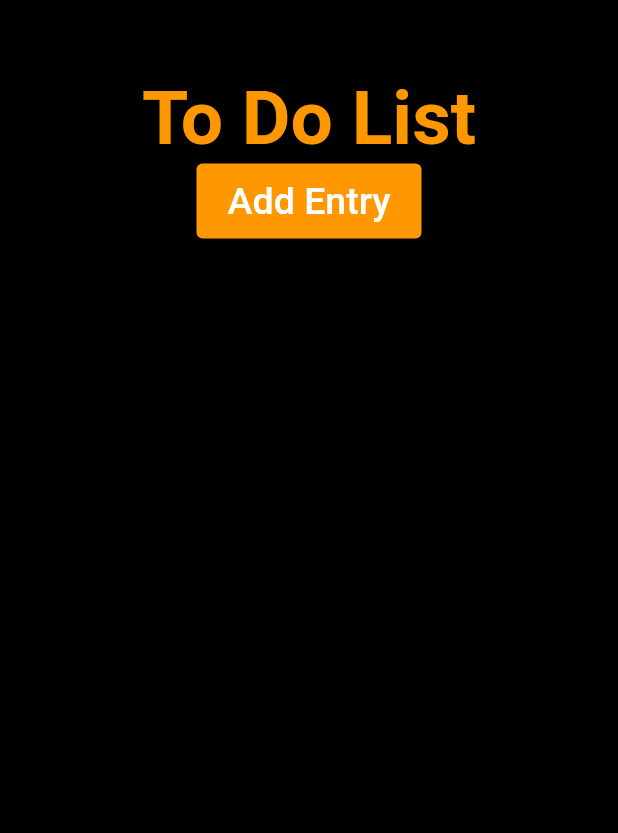
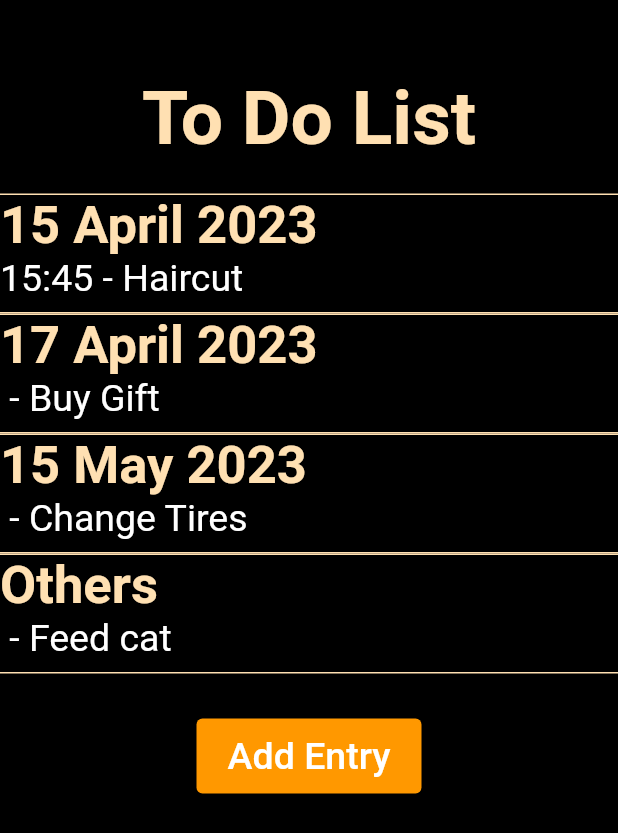
Before and after one commit to CristianTataru/to_do, a Flutter app: the screen it shows after launch, on a phone screen of 412 x 824 dp. Shown: the top 833 px of the screen. Run offline on Flutter 3.47's test engine with Material 2 defaults, Android fonts, the phone set to English and light mode, and no system bars.

Commit message:
CRIS-23: Show entries on HomePage (#5)

```diff
--- a/lib/add_entry_page.dart
+++ b/lib/add_entry_page.dart
@@ -116,7 +116,7 @@ class _AddEntryPageState extends State<AddEntryPage> {
               Row(
                 children: [
                   const Text(
-                    "Day",
+                    "Day:",
                     style: TextStyle(color: Colors.orange, fontSize: 30),
                   ),
                   const SizedBox(
--- a/lib/home_page.dart
+++ b/lib/home_page.dart
@@ -1,5 +1,7 @@
 import 'package:flutter/material.dart';
+import 'package:intl/intl.dart';
 import 'package:to_do_list/add_entry_page.dart';
+import 'package:to_do_list/model/entry.dart';
 
 class HomePage extends StatefulWidget {
   const HomePage({super.key});
@@ -9,6 +11,17 @@ class HomePage extends StatefulWidget {
 }
 
 class _HomePageState extends State<HomePage> {
+  final List<Entry> listWithDate = [
+    Entry("Haircut", DateTime.tryParse("2023-04-15 15:45"), true),
+    Entry('Buy Gift', DateTime.tryParse("2023-04-17"), false),
+    Entry("Change Tires", DateTime.tryParse("2023-05-15 15:45"), false),
+  ];
+  final List<Entry> listWithoutDate = [
+    Entry("Feed cat", null, false),
+    Entry('Clean house', null, false),
+    Entry("Fix sink", null, false),
+  ];
+
   @override
   Widget build(BuildContext context) {
     return Scaffold(
@@ -20,13 +33,56 @@ class _HomePageState extends State<HomePage> {
               const SizedBox(
                 height: 50,
               ),
-              const Text(
+              Text(
                 "To Do List",
                 style: TextStyle(
                   fontSize: 50,
                   fontWeight: FontWeight.bold,
-                  color: Colors.orange,
+                  color: Colors.orange[100],
                 ),
+              ),
+              const SizedBox(
+                height: 20,
+              ),
+              Column(
+                children: listWithDate.map((e) => EntryWidget(e)).toList(),
+              ),
+              Column(
+                children: [
+                  Container(
+                    decoration: BoxDecoration(
+                      border: Border(
+                        top: BorderSide(color: Colors.orange[100]!),
+                        bottom: BorderSide(color: Colors.orange[100]!),
+                      ),
+                    ),
+                    width: double.infinity,
+                    height: 80,
+                    child: GestureDetector(
+                      onTap: () {},
+                      child: Column(
+                        crossAxisAlignment: CrossAxisAlignment.start,
+                        children: [
+                          Text(
+                            "Others",
+                            style: TextStyle(
+                              color: Colors.orange[100],
+                              fontSize: 35,
+                              fontWeight: FontWeight.bold,
+                            ),
+                          ),
+                          Text(
+                            " - ${listWithoutDate[0].name}",
+                            style: const TextStyle(color: Colors.white, fontSize: 25),
+                          )
+                        ],
+                      ),
+                    ),
+                  )
+                ],
+              ),
+              const SizedBox(
+                height: 30,
               ),
               ElevatedButton(
                 onPressed: () {
@@ -54,3 +110,61 @@ class _HomePageState extends State<HomePage> {
     );
   }
 }
+
+class EntryWidget extends StatefulWidget {
+  final Entry entry;
+  const EntryWidget(this.entry, {super.key});
+
+  @override
+  State<EntryWidget> createState() => _EntryWidgetState();
+}
+
+class _EntryWidgetState extends State<EntryWidget> {
+  static final DateFormat dateFormatter = DateFormat('dd MMMM yyyy');
+  static final DateFormat timeFormatter = DateFormat('HH:mm');
+  @override
+  Widget build(BuildContext context) {
+    return Container(
+      decoration: BoxDecoration(
+        border: Border(
+          top: BorderSide(color: Colors.orange[100]!),
+          bottom: BorderSide(color: Colors.orange[100]!),
+        ),
+      ),
+      width: double.infinity,
+      height: 80,
+      child: GestureDetector(
+        onTap: () {},
+        child: Column(
+          crossAxisAlignment: CrossAxisAlignment.start,
+          children: [
+            Text(
+              dateFormatter.format(widget.entry.date!),
+              style: TextStyle(
+                color: Colors.orange[100],
+                fontSize: 35,
+                fontWeight: FontWeight.bold,
+              ),
+            ),
+            Row(
+              children: [
+                Text(
+                  widget.entry.hasTime == false ? "" : timeFormatter.format(widget.entry.date!),
+                  style: const TextStyle(color: Colors.white, fontSize: 25),
+                ),
+                const Text(
+                  " - ",
+                  style: TextStyle(color: Colors.white, fontSize: 25),
+                ),
+                Text(
+                  widget.entry.name,
+                  style: const TextStyle(color: Colors.white, fontSize: 25),
+                ),
+              ],
+            )
+          ],
+        ),
+      ),
+    );
+  }
+}
--- a/lib/model/entry.dart
+++ b/lib/model/entry.dart
@@ -1,9 +1,7 @@
 class Entry {
   String name;
-  DateTime? hour;
   DateTime? date;
+  bool hasTime;
 
-  Entry(this.name, this.date, this.hour);
-  Entry.noTime(this.name, this.date);
-  Entry.noDate(this.name);
+  Entry(this.name, this.date, this.hasTime);
 }
--- a/lib/model/entry_list.dart
+++ b/lib/model/entry_list.dart
@@ -1,10 +1,15 @@
 import 'package:to_do_list/model/entry.dart';
 
 class EntryList {
-  List<Entry> entries;
-  EntryList(this.entries);
+  List<Entry> entriesWithDate;
+  List<Entry> entriesWithoutDate;
+  EntryList(this.entriesWithDate, this.entriesWithoutDate);
 
   void addEntry(Entry entry) {
-    entries.add(entry);
+    if (entry.date == null) {
+      entriesWithoutDate.add(entry);
+    } else {
+      entriesWithDate.add(entry);
+    }
   }
 }
```
